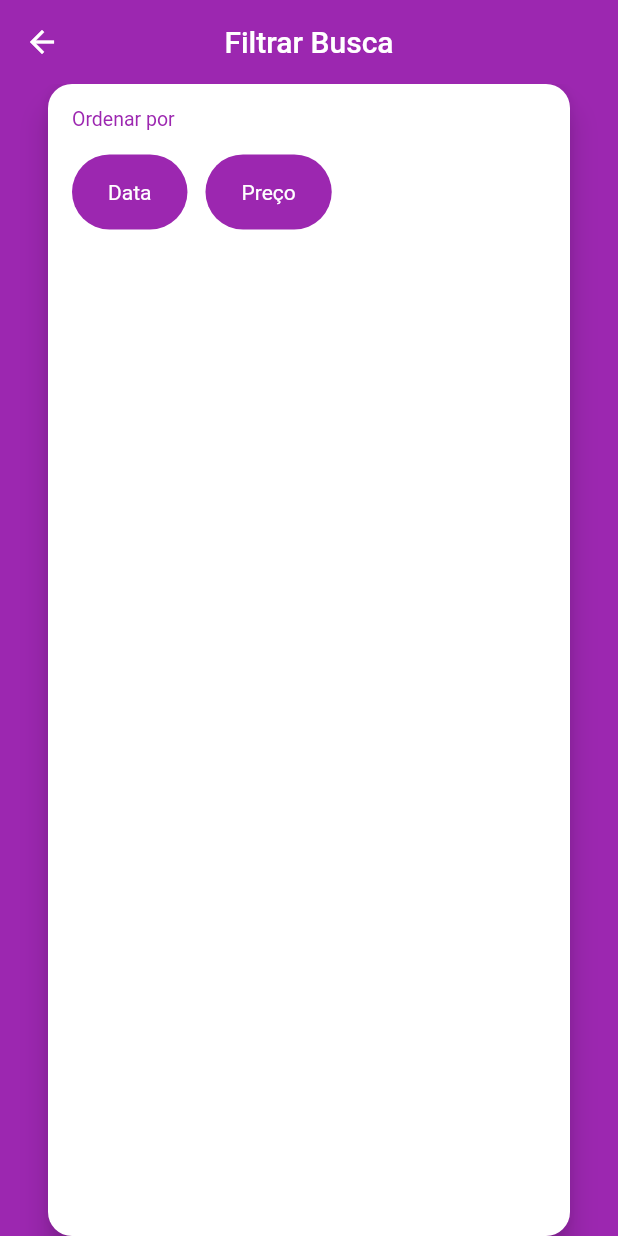
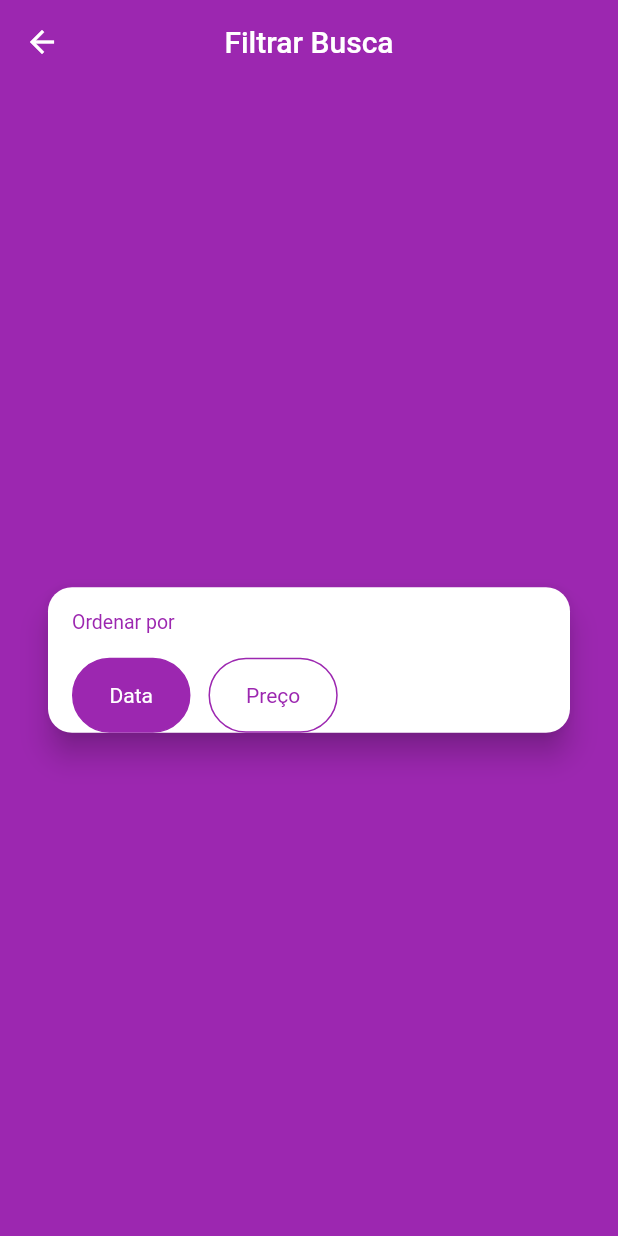
Before and after one commit to gabrielvt27/clone_olx, a Flutter app: the FilterScreen screen opened directly, on a phone screen of 412 x 824 dp. Run offline on Flutter 3.47's test engine with Material 2 defaults, Android fonts, the phone set to English and light mode, and no system bars; our stand-ins replace brasil_fields, dio, flutter_mobx, get_it, image_cropper, image_picker and 3 more; accounts and stored records are empty; generated files the repository leaves out were written again; network calls fail.

Commit message:
iniciando store dos filtros

```diff
--- a/lib/screens/filter/components/orderby_field.dart
+++ b/lib/screens/filter/components/orderby_field.dart
@@ -1,26 +1,42 @@
-import 'dart:ffi';
-
 import 'package:clone_olx/screens/filter/components/section_title.dart';
+import 'package:clone_olx/stores/filter_store.dart';
 import 'package:flutter/material.dart';
+import 'package:flutter_mobx/flutter_mobx.dart';
 
 class OrderByField extends StatelessWidget {
-  const OrderByField({Key? key}) : super(key: key);
+  const OrderByField({
+    Key? key,
+    required this.filterStore,
+  }) : super(key: key);
+
+  final FilterStore filterStore;
 
   @override
   Widget build(BuildContext context) {
-    Widget buildButtonOption(String label) {
-      return Container(
+    Widget buildButtonOption(String label, OrderBy option) {
+      return GestureDetector(
+        onTap: () {
+          filterStore.setOrderBy(option);
+        },
+        child: Container(
           height: 50,
           alignment: Alignment.center,
           padding: const EdgeInsets.symmetric(horizontal: 24),
           decoration: BoxDecoration(
             borderRadius: BorderRadius.circular(25),
+            color: filterStore.orderBy == option
+                ? Colors.purple
+                : Colors.transparent,
+            border: Border.all(
               color: Colors.purple,
+            ),
           ),
           child: Text(
             label,
-          style: const TextStyle(
-            color: Colors.white,
+            style: TextStyle(
+              color:
+                  filterStore.orderBy == option ? Colors.white : Colors.purple,
+            ),
           ),
         ),
       );
@@ -32,14 +48,18 @@ class OrderByField extends StatelessWidget {
         const SectionTitle(
           title: "Ordenar por",
         ),
-        Row(
+        Observer(
+          builder: (_) {
+            return Row(
               children: [
-            buildButtonOption("Data"),
+                buildButtonOption("Data", OrderBy.date),
                 const SizedBox(
                   width: 12,
                 ),
-            buildButtonOption("Preço"),
+                buildButtonOption("Preço", OrderBy.price),
               ],
+            );
+          },
         ),
       ],
     );
--- a/lib/screens/filter/filter_screen.dart
+++ b/lib/screens/filter/filter_screen.dart
@@ -1,8 +1,11 @@
 import 'package:clone_olx/screens/filter/components/orderby_field.dart';
+import 'package:clone_olx/stores/filter_store.dart';
 import 'package:flutter/material.dart';
 
 class FilterScreen extends StatelessWidget {
-  const FilterScreen({Key? key}) : super(key: key);
+  FilterScreen({Key? key}) : super(key: key);
+
+  final FilterStore filterStore = FilterStore();
 
   @override
   Widget build(BuildContext context) {
@@ -21,8 +24,11 @@ class FilterScreen extends StatelessWidget {
           child: Padding(
             padding: const EdgeInsets.symmetric(horizontal: 16),
             child: Column(
-              children: const [
-                OrderByField(),
+              mainAxisSize: MainAxisSize.min,
+              children: [
+                OrderByField(
+                  filterStore: filterStore,
+                ),
               ],
             ),
           ),
--- a/lib/screens/home/components/topbar.dart
+++ b/lib/screens/home/components/topbar.dart
@@ -52,7 +52,7 @@ class TopBar extends StatelessWidget {
           onTap: () {
             Navigator.of(context).push(
               MaterialPageRoute(
-                builder: (context) => const FilterScreen(),
+                builder: (context) => FilterScreen(),
               ),
             );
           },
--- /dev/null
+++ b/lib/stores/filter_store.dart
@@ -0,0 +1,14 @@
+import 'package:mobx/mobx.dart';
+part 'filter_store.g.dart';
+
+enum OrderBy { date, price }
+
+class FilterStore = _FilterStoreBase with _$FilterStore;
+
+abstract class _FilterStoreBase with Store {
+  @observable
+  OrderBy orderBy = OrderBy.date;
+
+  @action
+  void setOrderBy(OrderBy val) => orderBy = val;
+}
```
Also changed, not shown: lib/stores/filter_store.g.dart (added). Lines whose indentation alone changed are shown as unchanged.
